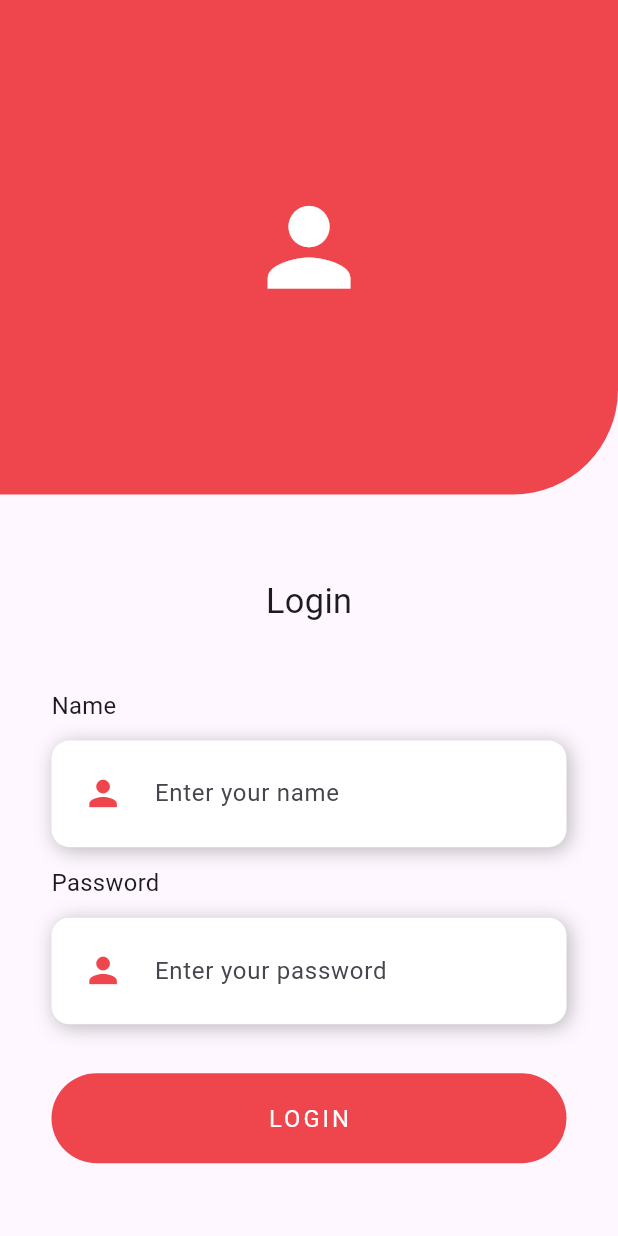
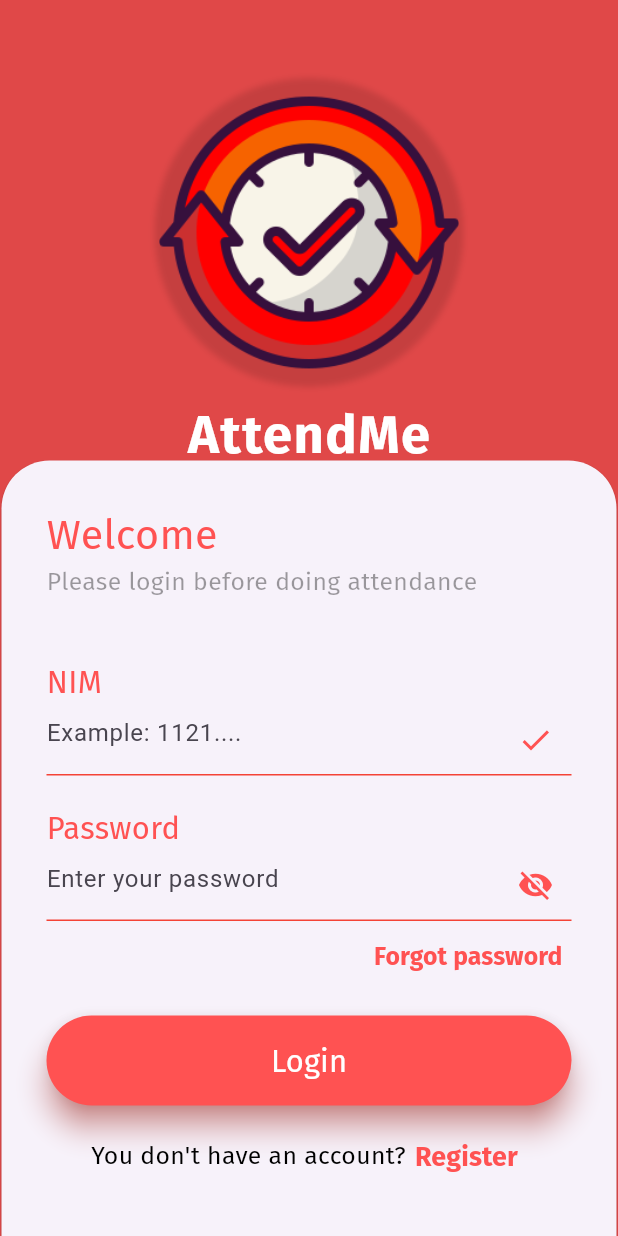
Before and after one commit to Yogatiara/attendance-application-with-facial-recognition., a Flutter app: the LoginScreen screen opened directly, on a phone screen of 412 x 824 dp. Run offline on Flutter 3.47's test engine with Material 3 defaults, Android fonts, the phone set to English and light mode, and no system bars; our stand-ins replace dio, firebase_core, flutter_dotenv, google_fonts, google_nav_bar, image_picker and 2 more; accounts and stored records are empty; Roboto replaces fonts that are missing (NexaBold).

Commit message:
finished making login page ui

```diff
--- a/face_recognition_application/lib/api/fetching/recognition_fetch.dart
+++ b/face_recognition_application/lib/api/fetching/attandace_fetch.dart
@@ -19,7 +19,6 @@ abstract class Recognition {
           .post("${dotenv.env["API_URL"]}recognition/", data: formData);
 
       if (res.statusCode == 201) {
-        print("Response Data: ${res.data}");
         return Person(
           name: res.data["name"],
           nim: res.data["NIM"],
--- a/face_recognition_application/lib/font/font_style.dart
+++ b/face_recognition_application/lib/font/font_style.dart
@@ -4,12 +4,12 @@ import 'package:google_fonts/google_fonts.dart';
 class FontStyle {
   static TextStyle textStyle(
           double fontSize, Color fontColor, FontWeight fontWeight) =>
-      GoogleFonts.roboto(
+      GoogleFonts.firaSans(
           fontSize: fontSize, color: fontColor, fontWeight: fontWeight);
 
   static Text buildText(String text, double fontSize, Color fontColor) => Text(
         text,
-        style: GoogleFonts.roboto(
+        style: GoogleFonts.firaSans(
           fontSize: fontSize,
           color: fontColor,
         ),
--- a/face_recognition_application/lib/main.dart
+++ b/face_recognition_application/lib/main.dart
@@ -1,4 +1,4 @@
-import 'package:face_recognition_application/api/fetching/recognition_fetch.dart';
+import 'package:face_recognition_application/api/fetching/attandace_fetch.dart';
 import 'package:face_recognition_application/screens/attendance_screen.dart';
 import 'package:face_recognition_application/screens/login_screen.dart';
 import 'package:face_recognition_application/utils/navigation.dart';
@@ -24,7 +24,7 @@ class MainApp extends StatelessWidget {
   @override
   Widget build(BuildContext context) {
     return const MaterialApp(
-      home: Navigation(),
+      home: LoginScreen(),
     );
   }
 }
--- a/face_recognition_application/lib/provider/recognition_provider.dart
+++ b/face_recognition_application/lib/provider/recognition_provider.dart
@@ -1,5 +1,5 @@
 import 'dart:io';
-import 'package:face_recognition_application/api/fetching/recognition_fetch.dart';
+import 'package:face_recognition_application/api/fetching/attandace_fetch.dart';
 import 'package:face_recognition_application/api/model/person_model.dart';
 import 'package:flutter/material.dart';
 import 'package:image_picker/image_picker.dart';
--- a/face_recognition_application/lib/screens/login_screen.dart
+++ b/face_recognition_application/lib/screens/login_screen.dart
@@ -1,232 +1,248 @@
-import 'dart:convert';
+import 'package:flutter/material.dart';
+import 'package:google_fonts/google_fonts.dart';
+import 'package:face_recognition_application/font/font_style.dart';
 
-import 'package:face_recognition_application/utils/navigation.dart';
-import 'package:flutter/material.dart';
-import 'package:dio/dio.dart';
-import 'package:flutter_dotenv/flutter_dotenv.dart';
+final formKey = GlobalKey<FormState>();
 
 class LoginScreen extends StatefulWidget {
-  const LoginScreen({Key? key}) : super(key: key);
+  const LoginScreen({super.key});
 
   @override
-  _LoginScreenState createState() => _LoginScreenState();
+  State<LoginScreen> createState() => _LoginScreenState();
 }
 
 class _LoginScreenState extends State<LoginScreen> {
-  final TextEditingController _idController = TextEditingController();
-  final TextEditingController _passController = TextEditingController();
+  late Size mediaSize;
+  bool isPasswordVisible = false;
 
-  double screenHeight = 0;
-  double screenWidth = 0;
-  bool _isLoading = false;
-  String? _errorMessage;
+  TextEditingController nimController = TextEditingController();
+  TextEditingController passController = TextEditingController();
 
-  final Dio _dio = Dio();
-  String apiUrl = 'https://c3a9-103-154-74-254.ngrok-free.app/login/';
+  final FocusNode nimFocusNode = FocusNode();
+  final FocusNode passFocusNode = FocusNode();
+
+  @override
+  void initState() {
+    super.initState();
+  }
+
+  @override
+  void dispose() {
+    nimController.dispose();
+    passController.dispose();
+    nimFocusNode.dispose();
+    passFocusNode.dispose();
+    super.dispose();
+  }
 
   @override
   Widget build(BuildContext context) {
-    screenHeight = MediaQuery.of(context).size.height;
-    screenWidth = MediaQuery.of(context).size.width;
+    mediaSize = MediaQuery.of(context).size;
+    double screenWidth = mediaSize.width;
+    double screenHeight = MediaQuery.of(context).size.height;
 
-    return Scaffold(
-      resizeToAvoidBottomInset: false,
-      body: SingleChildScrollView(
-        child: Column(
+    return Container(
+      decoration: const BoxDecoration(
+        color: Colors.redAccent,
+      ),
+      child: Scaffold(
+        backgroundColor: Colors.black12,
+        body: Stack(
           children: [
-            Container(
-              height: screenHeight / 2.5,
-              width: screenWidth,
-              decoration: BoxDecoration(
-                color: const Color(0xffeef444c),
-                borderRadius: const BorderRadius.only(
-                  bottomRight: Radius.circular(70),
-                ),
-              ),
-              child: Center(
-                child: Icon(
-                  Icons.person,
-                  color: Colors.white,
-                  size: screenWidth / 5,
-                ),
-              ),
-            ),
-            Container(
-              margin: EdgeInsets.only(
-                top: screenHeight / 15,
-                bottom: screenHeight / 20,
-              ),
-              child: Text(
-                "Login",
-                style: TextStyle(
-                  fontSize: screenWidth / 18,
-                  fontFamily: "NexaBold",
-                ),
-              ),
-            ),
-            Container(
-              alignment: Alignment.centerLeft,
-              margin: EdgeInsets.symmetric(
-                horizontal: screenWidth / 12,
-              ),
-              child: Column(
-                crossAxisAlignment: CrossAxisAlignment.start,
-                children: [
-                  fieldTitle("Name"),
-                  customField("Enter your name", _idController, false),
-                  fieldTitle("Password"),
-                  customField("Enter your password", _passController, true),
-                  GestureDetector(
-                    onTap: () async {
-                      FocusScope.of(context).unfocus();
-                      String name = _idController.text;
-                      String password = _passController.text;
-                      print(name);
-                      print(password);
-
-                      if (name.isEmpty) {
-                        ScaffoldMessenger.of(context).showSnackBar(
-                          const SnackBar(content: Text("Name is still empty!")),
-                        );
-                      } else if (password.isEmpty) {
-                        ScaffoldMessenger.of(context).showSnackBar(
-                          const SnackBar(
-                              content: Text("Password is still empty!")),
-                        );
-                      } else {
-                        await _login(name, password);
-                      }
-                    },
-                    child: Container(
-                      height: 60,
-                      width: screenWidth,
-                      margin: EdgeInsets.only(top: screenHeight / 40),
-                      decoration: BoxDecoration(
-                        color: const Color(0xffeef444c),
-                        borderRadius:
-                            const BorderRadius.all(Radius.circular(30)),
-                      ),
-                      child: Center(
-                        child: _isLoading
-                            ? CircularProgressIndicator()
-                            : Text(
-                                "LOGIN",
-                                style: TextStyle(
-                                  fontFamily: "NexaBold",
-                                  fontSize: screenWidth / 26,
-                                  color: Colors.white,
-                                  letterSpacing: 2,
-                                ),
-                              ),
-                      ),
-                    ),
-                  ),
-                  if (_errorMessage != null) ...[
-                    SizedBox(height: 20),
-                    Text(
-                      _errorMessage!,
-                      style: TextStyle(color: Colors.red),
-                    ),
-                  ],
-                ],
-              ),
-            ),
+            Positioned(top: 55, child: buildTop()),
+            Positioned(
+                bottom: -5,
+                right: -3,
+                left: -3,
+                child: buildBottom(context, screenWidth))
           ],
         ),
       ),
     );
   }
 
-  Widget fieldTitle(String title) {
-    return Container(
-      margin: const EdgeInsets.only(bottom: 12),
-      child: Text(
-        title,
-        style: TextStyle(
-          fontSize: screenWidth / 26,
-          fontFamily: "NexaBold",
+  Widget buildTop() {
+    return SizedBox(
+      width: mediaSize.width,
+      child: Column(
+        mainAxisSize: MainAxisSize.min,
+        children: [
+          Container(
+              width: 200,
+              height: 200,
+              decoration: const BoxDecoration(
+                  image: DecorationImage(
+                    image: AssetImage(
+                      'assets/icons_app/AttendMe.png',
+                    ),
+                    fit: BoxFit.contain,
+                  ),
+                  boxShadow: [
+                    BoxShadow(
+                      color: Colors.black12,
+                      blurRadius: 3,
+                      spreadRadius: 3,
+                    )
+                  ],
+                  shape: BoxShape.circle)),
+          const SizedBox(
+            height: 10,
+          ),
+          Text("AttendMe",
+              style: GoogleFonts.firaSans(
+                  fontWeight: FontWeight.bold,
+                  color: Colors.white,
+                  fontSize: 35,
+                  letterSpacing: 1))
+        ],
+      ),
+    );
+  }
+
+  Widget buildBottom(BuildContext context, double screenWidth) {
+    return SizedBox(
+        width: mediaSize.width,
+        child: Card(
+          shape: const RoundedRectangleBorder(
+              borderRadius: BorderRadius.only(
+                  topLeft: Radius.circular(32), topRight: Radius.circular(32))),
+          child: Padding(
+            padding: const EdgeInsets.all(30),
+            child: Column(
+              children: [
+                buildForm(screenWidth),
+              ],
+            ),
+          ),
+        ));
+  }
+
+  Widget buildForm(double screenWidth) {
+    return Column(
+      crossAxisAlignment: CrossAxisAlignment.stretch,
+      children: [
+        FontStyle.buildText("Welcome", screenWidth / 15, Colors.redAccent),
+        FontStyle.buildText("Please login before doing attendance",
+            screenWidth / 25, Colors.black38),
+        const SizedBox(
+          height: 40,
+        ),
+        Text(
+          "NIM",
+          style: FontStyle.textStyle(
+              screenWidth / 20, Colors.redAccent, FontWeight.w400),
+        ),
+        buildInputField(
+            nimController, nimFocusNode, "Example: 1121....", false),
+        const SizedBox(
+          height: 20,
+        ),
+        Text(
+          "Password",
+          style: FontStyle.textStyle(
+              screenWidth / 20, Colors.redAccent, FontWeight.w400),
+        ),
+        buildInputField(
+            passController, passFocusNode, "Enter your password", true),
+        Row(
+          mainAxisAlignment: MainAxisAlignment.end,
+          children: [
+            TextButton(
+              onPressed: () {},
+              style: TextButton.styleFrom(
+                padding: const EdgeInsets.symmetric(horizontal: 6),
+                backgroundColor: Colors.transparent,
+              ).copyWith(
+                overlayColor: MaterialStateProperty.all(Colors.transparent),
+              ),
+              child: Text(
+                "Forgot password",
+                style: FontStyle.textStyle(
+                    screenWidth / 25, Colors.redAccent, FontWeight.w700),
+              ),
+            )
+          ],
+        ),
+        // Adjust the alignment as needed
+
+        const SizedBox(
+          height: 15,
+        ),
+        buildLoginButton(screenWidth),
+        const SizedBox(
+          height: 10,
+        ),
+        Row(
+          mainAxisAlignment: MainAxisAlignment.center,
+          children: [
+            Text(
+              "You don't have an account?",
+              style: FontStyle.textStyle(
+                  screenWidth / 25, Colors.black, FontWeight.w400),
+            ),
+            TextButton(
+              onPressed: () {},
+              style: TextButton.styleFrom(
+                padding: const EdgeInsets.symmetric(horizontal: 6),
+                backgroundColor: Colors.transparent,
+              ).copyWith(
+                overlayColor: MaterialStateProperty.all(Colors.transparent),
+              ),
+              child: Text(
+                "Register",
+                style: FontStyle.textStyle(
+                    screenWidth / 23, Colors.redAccent, FontWeight.w700),
+              ),
+            )
+          ],
+        ),
+      ],
+    );
+  }
+
+  Widget buildInputField(TextEditingController controller, FocusNode focusNode,
+      String hintText, bool isPassword) {
+    return TextFormField(
+      cursorColor: Colors.redAccent,
+      controller: controller,
+      focusNode: focusNode,
+      obscureText: isPassword && !isPasswordVisible,
+      decoration: InputDecoration(
+        suffixIcon: isPassword
+            ? IconButton(
+                icon: Icon(
+                  isPasswordVisible ? Icons.visibility : Icons.visibility_off,
+                  color: Colors.redAccent,
+                ),
+                onPressed: () {
+                  setState(() {
+                    isPasswordVisible = !isPasswordVisible;
+                  });
+                },
+              )
+            : const Icon(Icons.done, color: Colors.redAccent),
+        hintText: hintText,
+        enabledBorder: const UnderlineInputBorder(
+          borderSide: BorderSide(color: Colors.red, width: 1),
+        ),
+        focusedBorder: const UnderlineInputBorder(
+          borderSide: BorderSide(color: Colors.redAccent, width: 2),
         ),
       ),
     );
   }
 
-  Widget customField(
-      String hint, TextEditingController controller, bool obscure) {
-    return Container(
-      width: screenWidth,
-      margin: EdgeInsets.only(bottom: 12),
-      decoration: const BoxDecoration(
-        color: Colors.white,
-        borderRadius: BorderRadius.all(Radius.circular(12)),
-        boxShadow: [
-          BoxShadow(
-            color: Colors.black26,
-            blurRadius: 10,
-            offset: Offset(2, 2),
-          ),
-        ],
-      ),
-      child: Row(
-        children: [
-          Container(
-            width: screenWidth / 6,
-            child: Icon(
-              Icons.person,
-              color: const Color(0xffeef444c),
-              size: screenWidth / 15,
-            ),
-          ),
-          Expanded(
-            child: Padding(
-              padding: EdgeInsets.only(right: screenWidth / 12),
-              child: TextFormField(
-                controller: controller,
-                enableSuggestions: false,
-                autocorrect: false,
-                decoration: InputDecoration(
-                  contentPadding: EdgeInsets.symmetric(
-                    vertical: screenHeight / 35,
-                  ),
-                  border: InputBorder.none,
-                  hintText: hint,
-                ),
-                maxLines: 1,
-                obscureText: obscure,
-              ),
-            ),
-          )
-        ],
-      ),
-    );
-  }
-
-  Future<void> _login(String name, String password) async {
-    print(name);
-    setState(() {
-      _isLoading = true;
-      _errorMessage = null;
-    });
-
-    var data = FormData.fromMap({'username': name, 'password': password});
-
-    var dio = Dio();
-    var response = await dio.request(
-      'https://c3a9-103-154-74-254.ngrok-free.app/login/',
-      options: Options(
-        method: 'POST',
-      ),
-      data: data,
-    );
-
-    if (response.statusCode == 200) {
-      print(json.encode(response.data));
-      Navigator.of(context).pushReplacement(
-        MaterialPageRoute(
-          builder: (context) => Navigation(), // Kirim parameter id
-        ),
-      );
-    } else {
-      print(response.statusMessage);
-    }
+  Widget buildLoginButton(double screenWidth) {
+    return ElevatedButton(
+        onPressed: () {},
+        style: ElevatedButton.styleFrom(
+            shape: const StadiumBorder(),
+            elevation: 8,
+            backgroundColor: Colors.redAccent,
+            shadowColor: Colors.red,
+            minimumSize: const Size.fromHeight(60)),
+        child: Text('Login',
+            style: FontStyle.textStyle(
+                screenWidth / 20, Colors.white, FontWeight.w400)));
   }
 }
--- a/face_recognition_application/lib/screens/register_screen.dart
+++ b/face_recognition_application/lib/screens/register_screen.dart
@@ -1,4 +1,4 @@
-import 'package:face_recognition_application/api/fetching/recognition_fetch.dart';
+// import 'package:face_recognition_application/api/fetching/recognition_fetch.dart';
 import 'package:face_recognition_application/screens/attendance_screen.dart';
 import 'package:flutter/material.dart';
 import 'package:image_picker/image_picker.dart';
--- a/face_recognition_application/pubspec.yaml
+++ b/face_recognition_application/pubspec.yaml
@@ -32,4 +32,7 @@ flutter:
   uses-material-design: true
   assets:
     - assets/icons/
+    - assets/images/
+    - assets/icons_app/
+
     - .env
```
Also changed, not shown: face_recognition_application/assets/icons_app/AttendMe.png (added), face_recognition_application/assets/images/attendance_image.png (added), 6 other files.
